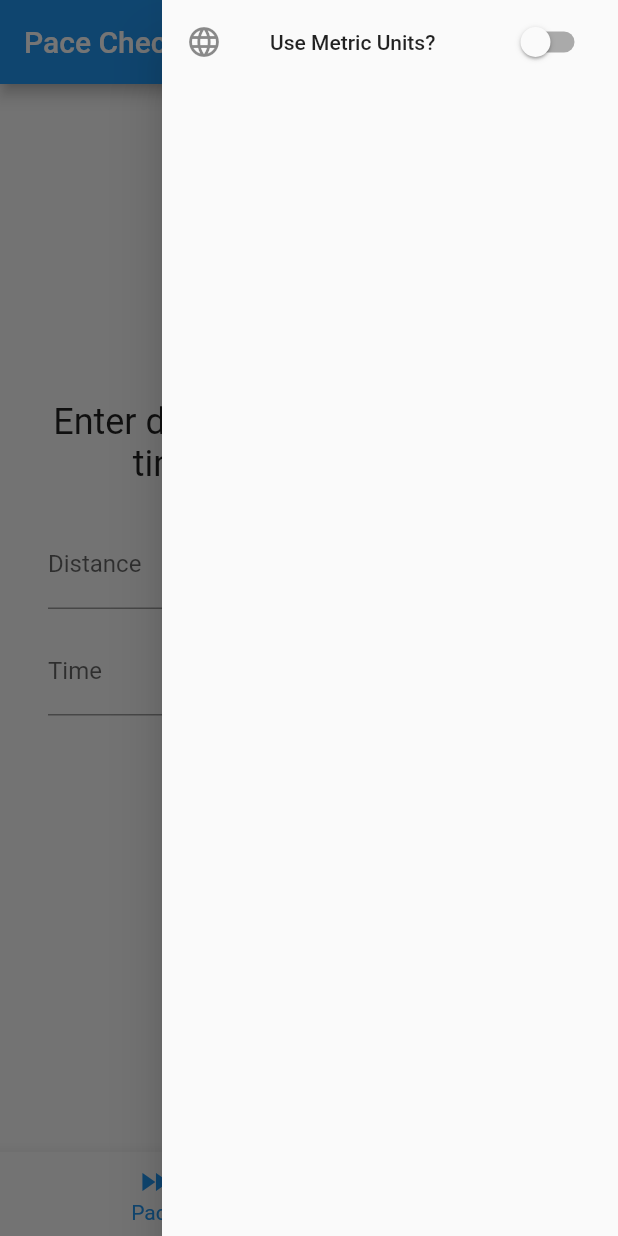
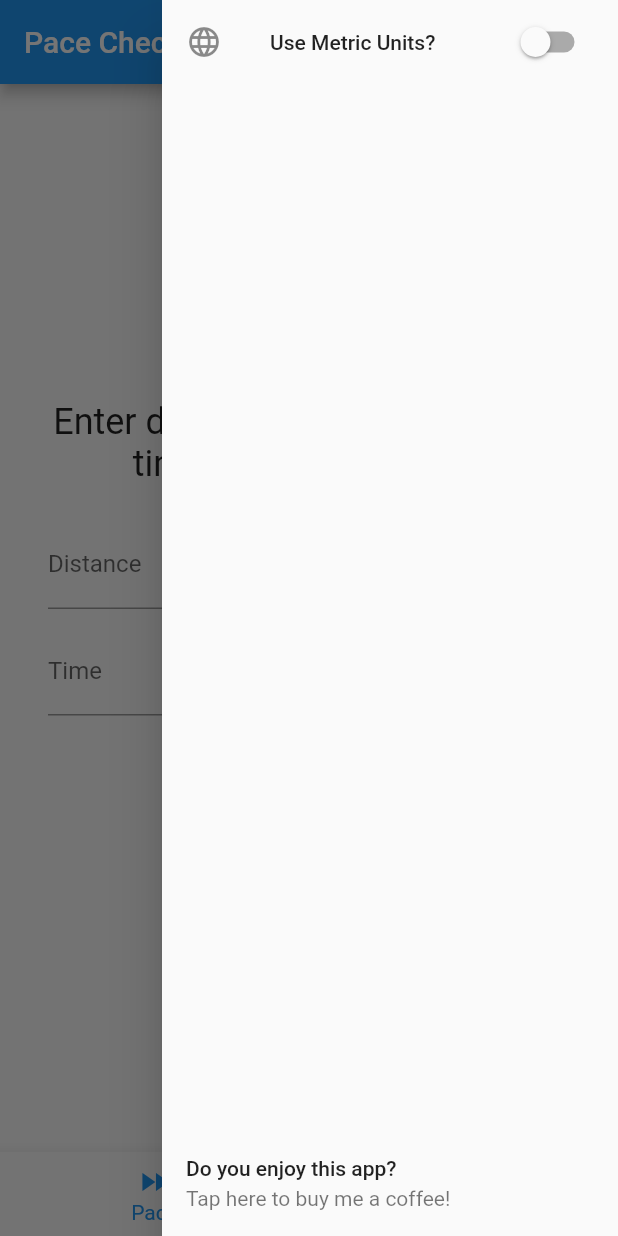
Before and after one commit to bmanley91/pace-setter-app, a Flutter app: the screen it shows after launch, with the side drawer open, on a phone screen of 412 x 824 dp. Run offline on Flutter 3.47's test engine with Material 2 defaults, Android fonts, the phone set to English and light mode, and no system bars; our stand-ins replace flutter_redux, redux.

Commit message:
Implemented shill tile

```diff
--- /dev/null
+++ b/lib/util/constants.dart
@@ -0,0 +1 @@
+const String kofiUrl = 'https://ko-fi.com/bmanley91';
--- a/lib/widgets/settings_drawer.dart
+++ b/lib/widgets/settings_drawer.dart
@@ -1,5 +1,8 @@
 import 'package:flutter/material.dart';
+import 'package:pace_tracker_app/util/constants.dart';
+import 'package:pace_tracker_app/widgets/shill.dart';
 import 'package:pace_tracker_app/widgets/unit_switcher.dart';
+import 'package:url_launcher/url_launcher.dart';
 
 class SettingsDrawer extends StatefulWidget {
   const SettingsDrawer({super.key});
@@ -12,8 +15,12 @@ class _SettingsDrawerState extends State<SettingsDrawer> {
   @override
   Widget build(BuildContext context) {
     return Drawer(
-      child: ListView(
-        children: const [UnitSwitcher()],
+      child: Column(
+        children: const [
+          SafeArea(child: UnitSwitcher()),
+          Spacer(),
+          SafeArea(child: Shill(urlLauncher: launch, url: kofiUrl))
+        ],
       ),
     );
   }
--- /dev/null
+++ b/lib/widgets/shill.dart
@@ -0,0 +1,24 @@
+import 'package:flutter/material.dart';
+
+class Shill extends StatelessWidget {
+  final Future<bool> Function(String target) urlLauncher;
+  final String url;
+  const Shill({super.key, required this.url, required this.urlLauncher});
+
+  @override
+  Widget build(BuildContext context) {
+    return ListTile(
+        title: const Text('Do you enjoy this app?'),
+        onTap: () => _launchLink(url),
+        subtitle: const Text('Tap here to buy me a coffee!'));
+  }
+
+  _launchLink(url) async {
+    try {
+      await urlLauncher(url);
+      debugPrint('Successfully launched $url');
+    } catch (err) {
+      throw 'Could not launch $url. $err';
+    }
+  }
+}
```
